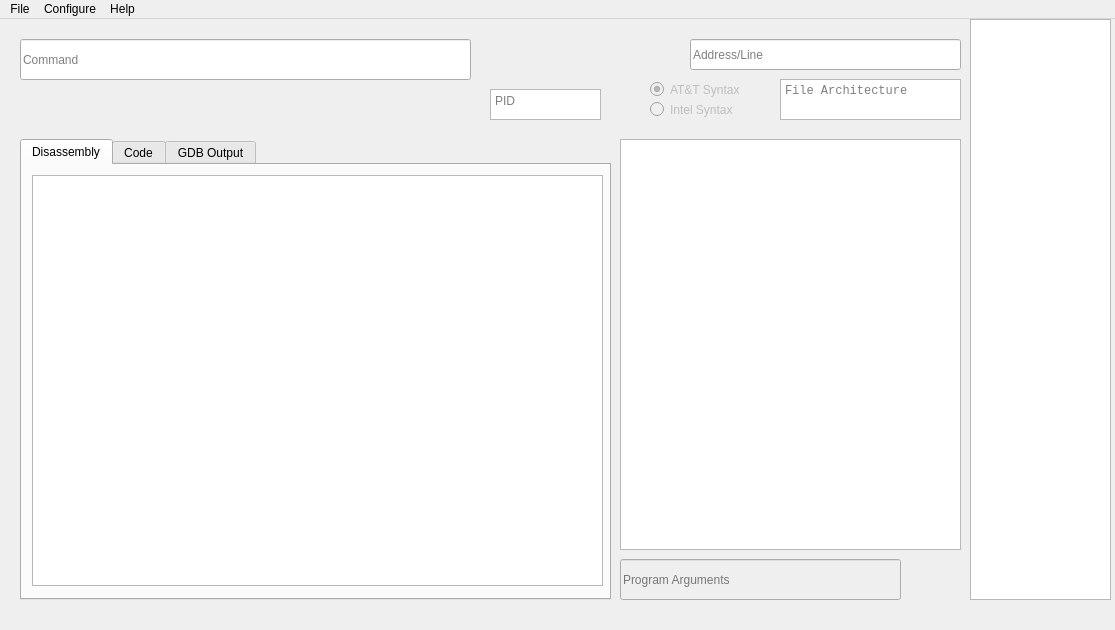
Qt form mainwindow.ui (Satharus/Disass) before a commit.
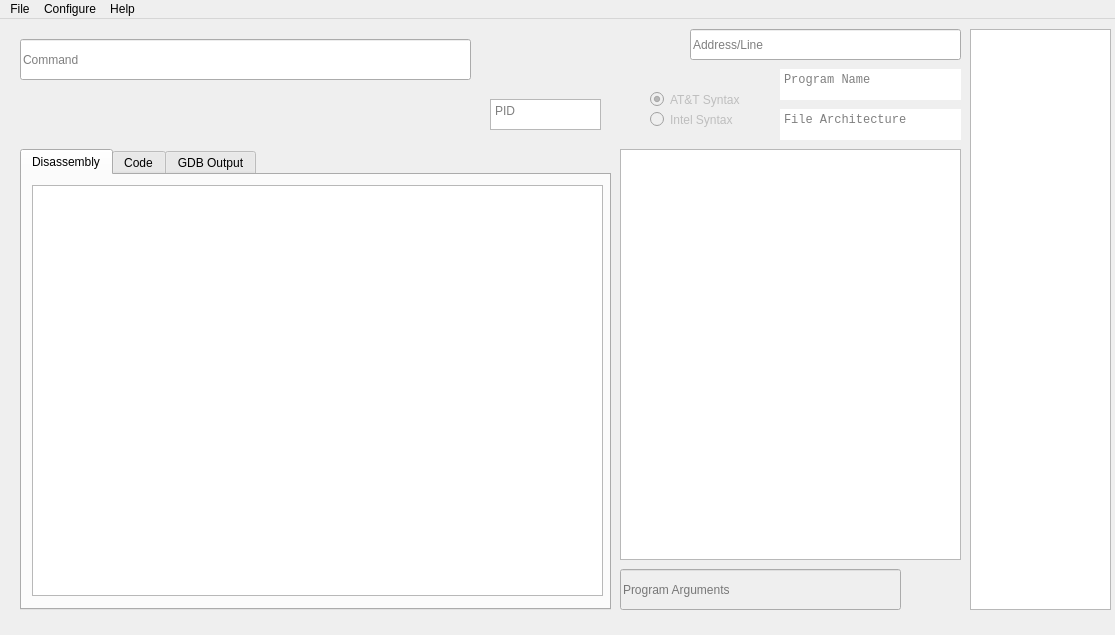
The same form after that commit. Icons and pictures are not drawn.

Commit message:
Added a box to tell the user which executable is running under gdb.
Added "Program Name" box.
Changed window size to 1115x635, adding 5 pixels to height.

```diff
--- a/mainwindow.ui
+++ b/mainwindow.ui
@@ -10,7 +10,7 @@
     <x>0</x>
     <y>0</y>
     <width>1115</width>
-    <height>630</height>
+    <height>635</height>
    </rect>
   </property>
   <property name="windowTitle">
@@ -31,7 +31,7 @@
     <property name="geometry">
      <rect>
       <x>490</x>
-      <y>22</y>
+      <y>20</y>
       <width>41</width>
       <height>31</height>
      </rect>
@@ -63,7 +63,7 @@
     <property name="geometry">
      <rect>
       <x>490</x>
-      <y>70</y>
+      <y>80</y>
       <width>111</width>
       <height>31</height>
      </rect>
@@ -95,7 +95,7 @@
     <property name="geometry">
      <rect>
       <x>910</x>
-      <y>540</y>
+      <y>550</y>
       <width>41</width>
       <height>41</height>
      </rect>
@@ -143,7 +143,7 @@
     <property name="geometry">
      <rect>
       <x>650</x>
-      <y>60</y>
+      <y>70</y>
       <width>121</width>
       <height>21</height>
      </rect>
@@ -168,7 +168,7 @@
     <property name="geometry">
      <rect>
       <x>650</x>
-      <y>80</y>
+      <y>90</y>
       <width>99</width>
       <height>21</height>
      </rect>
@@ -187,7 +187,7 @@
     <property name="geometry">
      <rect>
       <x>20</x>
-      <y>120</y>
+      <y>130</y>
       <width>591</width>
       <height>461</height>
      </rect>
@@ -271,7 +271,7 @@
     <property name="geometry">
      <rect>
       <x>650</x>
-      <y>20</y>
+      <y>10</y>
       <width>31</width>
       <height>31</height>
      </rect>
@@ -303,7 +303,7 @@
     <property name="geometry">
      <rect>
       <x>690</x>
-      <y>20</y>
+      <y>10</y>
       <width>271</width>
       <height>31</height>
      </rect>
@@ -494,7 +494,7 @@
     <property name="geometry">
      <rect>
       <x>620</x>
-      <y>540</y>
+      <y>550</y>
       <width>281</width>
       <height>41</height>
      </rect>
@@ -507,7 +507,7 @@
     <property name="geometry">
      <rect>
       <x>620</x>
-      <y>120</y>
+      <y>130</y>
       <width>341</width>
       <height>411</height>
      </rect>
@@ -523,7 +523,7 @@
     <property name="geometry">
      <rect>
       <x>970</x>
-      <y>0</y>
+      <y>10</y>
       <width>141</width>
       <height>581</height>
      </rect>
@@ -542,9 +542,9 @@
     <property name="geometry">
      <rect>
       <x>780</x>
-      <y>60</y>
+      <y>90</y>
       <width>181</width>
-      <height>41</height>
+      <height>31</height>
      </rect>
     </property>
     <property name="font">
@@ -558,6 +558,12 @@
     <property name="layoutDirection">
      <enum>Qt::LeftToRight</enum>
     </property>
+    <property name="frameShape">
+     <enum>QFrame::NoFrame</enum>
+    </property>
+    <property name="frameShadow">
+     <enum>QFrame::Raised</enum>
+    </property>
     <property name="readOnly">
      <bool>true</bool>
     </property>
@@ -571,6 +577,52 @@
      <string>File Architecture</string>
     </property>
    </widget>
+   <widget class="QTextEdit" name="fileNameBox">
+    <property name="geometry">
+     <rect>
+      <x>780</x>
+      <y>50</y>
+      <width>181</width>
+      <height>31</height>
+     </rect>
+    </property>
+    <property name="font">
+     <font>
+      <family>Monospace</family>
+      <pointsize>9</pointsize>
+     </font>
+    </property>
+    <property name="cursor" stdset="0">
+     <cursorShape>ArrowCursor</cursorShape>
+    </property>
+    <property name="layoutDirection">
+     <enum>Qt::LeftToRight</enum>
+    </property>
+    <property name="frameShape">
+     <enum>QFrame::NoFrame</enum>
+    </property>
+    <property name="frameShadow">
+     <enum>QFrame::Raised</enum>
+    </property>
+    <property name="verticalScrollBarPolicy">
+     <enum>Qt::ScrollBarAlwaysOff</enum>
+    </property>
+    <property name="horizontalScrollBarPolicy">
+     <enum>Qt::ScrollBarAsNeeded</enum>
+    </property>
+    <property name="readOnly">
+     <bool>true</bool>
+    </property>
+    <property name="cursorWidth">
+     <number>1</number>
+    </property>
+    <property name="textInteractionFlags">
+     <set>Qt::TextSelectableByKeyboard|Qt::TextSelectableByMouse</set>
+    </property>
+    <property name="placeholderText">
+     <string>Program Name</string>
+    </property>
+   </widget>
   </widget>
   <widget class="QMenuBar" name="menuBar">
    <property name="geometry">
```
The commit also changes 1 other file.
